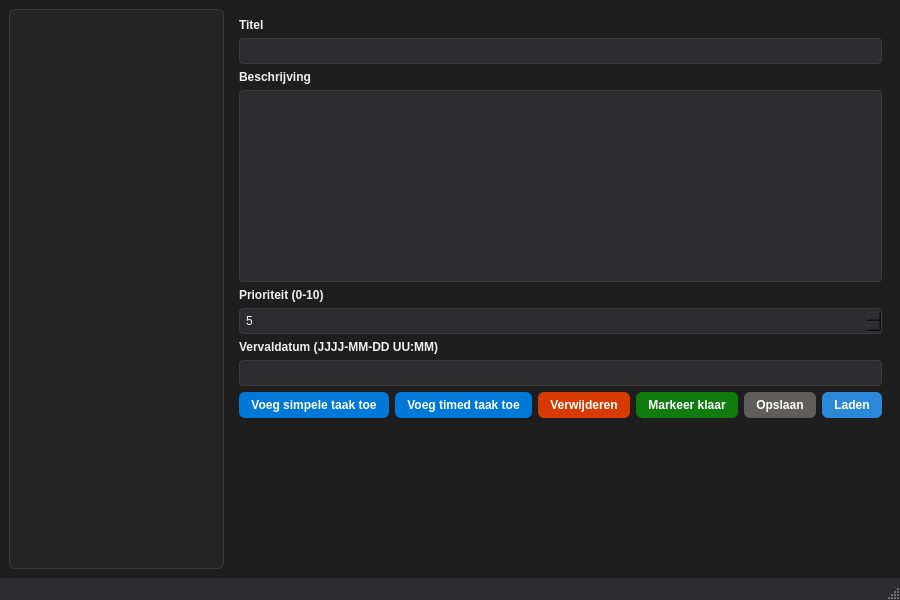
Above: src/MainWindow.ui from Ahmet090909/TaskManager before the change. Below: the same form after it.
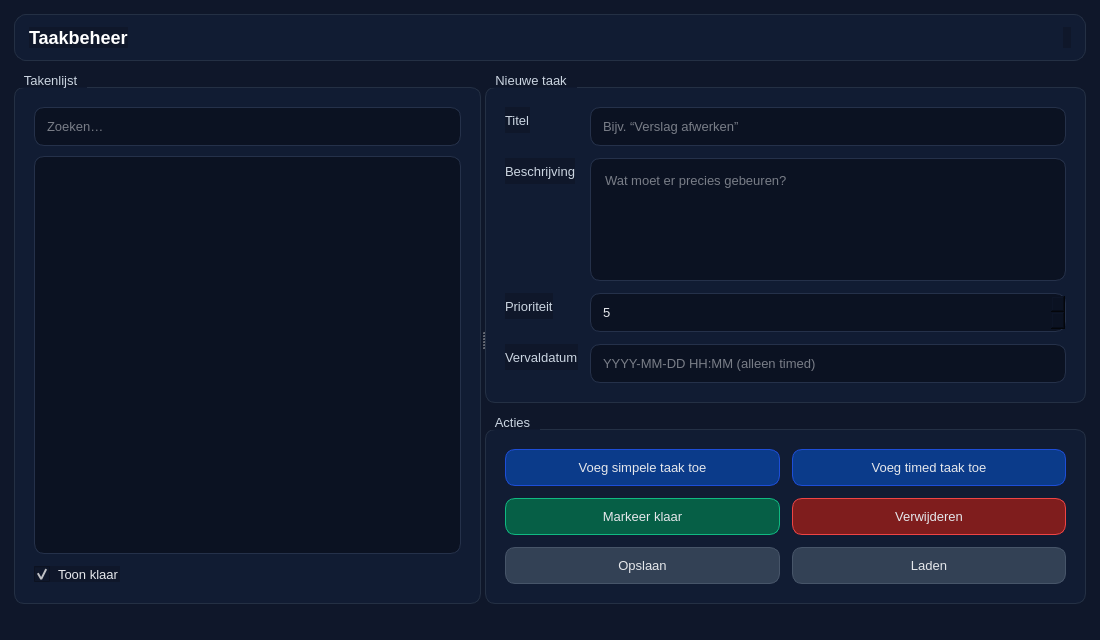
That is the form after the change.

Diff of the .ui file:
```diff
--- a/src/MainWindow.ui
+++ b/src/MainWindow.ui
@@ -6,8 +6,8 @@
    <rect>
     <x>0</x>
     <y>0</y>
-    <width>900</width>
-    <height>600</height>
+    <width>1100</width>
+    <height>640</height>
    </rect>
   </property>
   <property name="windowTitle">
@@ -15,53 +15,51 @@
   </property>
   <property name="styleSheet">
    <string notr="true">
-QMainWindow {
-    background-color: #1e1e1e;
-    color: #f0f0f0;
+QMainWindow, QWidget {
+  background: #0f172a;
+  color: #e5e7eb;
+  font-size: 13px;
 }
 
-/* Links: lijst met taken */
-QListWidget#taskListWidget {
-    background-color: #252526;
-    color: #f0f0f0;
-    border: 1px solid #3c3c3c;
-    border-radius: 6px;
-    padding: 4px;
+QGroupBox {
+  border: 1px solid #243044;
+  border-radius: 10px;
+  margin-top: 14px;
+  padding: 10px;
+  background: #111c33;
 }
-QListWidget#taskListWidget::item {
-    padding: 4px 6px;
+QGroupBox::title {
+  subcontrol-origin: margin;
+  subcontrol-position: top left;
+  padding: 0 8px;
+  color: #cbd5e1;
+  font-weight: 600;
 }
-QListWidget#taskListWidget::item:selected {
-    background-color: #0078d7;
-    color: white;
-}
 
-/* Labels */
-QLabel {
-    color: #f0f0f0;
-    font-weight: 500;
+QLineEdit, QTextEdit, QSpinBox, QListWidget {
+  background: #0b1222;
+  border: 1px solid #25314a;
+  border-radius: 10px;
+  padding: 10px;
+  selection-background-color: #2563eb;
 }
+QTextEdit { padding: 10px; }
+QSpinBox { padding-right: 30px; }
 
-/* Invoervelden rechts */
-QLineEdit, QTextEdit, QSpinBox {
-    background-color: #2d2d30;
-    color: #f0f0f0;
-    border: 1px solid #3c3c3c;
-    border-radius: 4px;
-    padding: 4px;
+QListWidget::item {
+  padding: 8px;
+  border-radius: 8px;
 }
-QTextEdit {
-    min-height: 80px;
+QListWidget::item:selected {
+  background: #1d4ed8;
+  color: #ffffff;
 }
 
-/* Knoppen algemeen */
 QPushButton {
-    background-color: #0078d7;
-    color: white;
-    border-radius: 6px;
-    padding: 6px 12px;
-    border: none;
-    font-weight: 500;
+  border: 1px solid #2b3a57;
+  border-radius: 10px;
+  padding: 10px 14px;
+  background: #0b1222;
 }
 QPushButton:hover {
     background-color: #1890ff;
@@ -70,85 +68,263 @@
     background-color: #005a9e;
 }
 
-/* Specifieke knoppen met eigen kleur */
-QPushButton#removeButton {
-    background-color: #d83b01;
-}
-QPushButton#removeButton:hover {
-    background-color: #f7630c;
-}
+QPushButton#addSimpleButton { background: #0b3b8a; border-color: #1d4ed8; }
+QPushButton#addTimedButton  { background: #0b3b8a; border-color: #1d4ed8; }
+QPushButton#markDoneButton  { background: #065f46; border-color: #10b981; }
+QPushButton#removeButton    { background: #7f1d1d; border-color: #ef4444; }
+QPushButton#saveButton      { background: #334155; border-color: #475569; }
+QPushButton#loadButton      { background: #334155; border-color: #475569; }
 
-QPushButton#markDoneButton {
-    background-color: #107c10;
+QLabel {
+  color: #cbd5e1;
 }
 QPushButton#markDoneButton:hover {
     background-color: #16a316;
 }
 
-QPushButton#saveButton {
-    background-color: #605e5c;
-}
-QPushButton#saveButton:hover {
-    background-color: #7a7574;
-}
-
-QPushButton#loadButton {
-    background-color: #2b88d8;
-}
-QPushButton#loadButton:hover {
-    background-color: #3aa0ff;
-}
-
-/* Menubalk en statusbalk */
-QMenuBar {
-    background-color: #2d2d30;
-    color: #f0f0f0;
-}
-QStatusBar {
-    background-color: #2d2d30;
-    color: #f0f0f0;
+QCheckBox { spacing: 8px; }
+QCheckBox::indicator {
+  width: 16px; height: 16px;
 }
    </string>
   </property>
+
   <widget class="QWidget" name="centralwidget">
-   <layout class="QHBoxLayout" name="horizontalLayout_main">
+   <layout class="QVBoxLayout" name="rootLayout">
+    <property name="leftMargin">
+     <number>14</number>
+    </property>
+    <property name="topMargin">
+     <number>14</number>
+    </property>
+    <property name="rightMargin">
+     <number>14</number>
+    </property>
+    <property name="bottomMargin">
+     <number>14</number>
+    </property>
+    <property name="spacing">
+     <number>12</number>
+    </property>
+
+    <!-- Header -->
     <item>
-     <widget class="QListWidget" name="taskListWidget"/>
-    </item>
+     <widget class="QFrame" name="headerCard">
+      <property name="styleSheet">
+       <string notr="true">
+QFrame#headerCard {
+  background: #111c33;
+  border: 1px solid #243044;
+  border-radius: 12px;
+}
+       </string>
+      </property>
+      <layout class="QHBoxLayout" name="headerLayout">
+       <property name="leftMargin">
+        <number>14</number>
+       </property>
+       <property name="topMargin">
+        <number>12</number>
+       </property>
+       <property name="rightMargin">
+        <number>14</number>
+       </property>
+       <property name="bottomMargin">
+        <number>12</number>
+       </property>
+
+       <item>
+        <widget class="QLabel" name="appTitle">
+         <property name="text">
+          <string>Taakbeheer</string>
+         </property>
+         <property name="styleSheet">
+          <string notr="true">
+QLabel#appTitle { font-size: 18px; font-weight: 700; color: #ffffff; }
+          </string>
+         </property>
+        </widget>
+       </item>
+
     <item>
-     <widget class="QWidget" name="rightPanel" native="true">
-      <layout class="QVBoxLayout" name="verticalLayout_right">
-       <!-- Titel -->
+        <spacer name="headerSpacer">
+         <property name="orientation">
+          <enum>Qt::Horizontal</enum>
+         </property>
+         <property name="sizeHint" stdset="0">
+          <size>
+           <width>40</width>
+           <height>20</height>
+          </size>
+         </property>
+        </spacer>
+       </item>
+
+       <item>s
+        <widget class="QLabel" name="hintLabel">
+         <property name="text">
+         </property>
+         <property name="styleSheet">
+          <string notr="true">
+QLabel#hintLabel { color: #94a3b8; }
+          </string>
+         </property>
+        </widget>
+       </item>
+
+      </layout>
+     </widget>
+    </item>
+
+    <!-- Main content -->
        <item>
+     <widget class="QSplitter" name="splitter">
+      <property name="orientation">
+       <enum>Qt::Horizontal</enum>
+      </property>
+
+      <!-- LEFT: Takenlijst -->
+      <widget class="QWidget" name="leftPane">
+       <layout class="QVBoxLayout" name="leftLayout">
+        <property name="spacing">
+         <number>10</number>
+        </property>
+        <item>
+         <widget class="QGroupBox" name="tasksGroup">
+          <property name="title">
+           <string>Takenlijst</string>
+          </property>
+          <layout class="QVBoxLayout" name="tasksLayout">
+           <property name="spacing">
+            <number>10</number>
+           </property>
+
+           <item>
+            <widget class="QLineEdit" name="searchEdit">
+             <property name="placeholderText">
+              <string>Zoeken…</string>
+             </property>
+             <property name="clearButtonEnabled">
+              <bool>true</bool>
+             </property>
+            </widget>
+           </item>
+
+           <item>
+            <widget class="QListWidget" name="taskListWidget">
+             <property name="minimumWidth">
+              <number>360</number>
+             </property>
+             <property name="alternatingRowColors">
+              <bool>true</bool>
+             </property>
+             <property name="selectionMode">
+              <enum>QAbstractItemView::SingleSelection</enum>
+             </property>
+            </widget>
+           </item>
+
+           <item>
+            <layout class="QHBoxLayout" name="tasksBottomRow">
+             <item>
+              <widget class="QCheckBox" name="showDoneCheck">
+               <property name="text">
+                <string>Toon klaar</string>
+               </property>
+               <property name="checked">
+                <bool>true</bool>
+               </property>
+              </widget>
+             </item>
+             <item>
+              <spacer name="tasksBottomSpacer">
+               <property name="orientation">
+                <enum>Qt::Horizontal</enum>
+               </property>
+               <property name="sizeHint" stdset="0">
+                <size>
+                 <width>40</width>
+                 <height>20</height>
+                </size>
+               </property>
+              </spacer>
+             </item>
+            </layout>
+           </item>
+
+          </layout>
+         </widget>
+        </item>
+       </layout>
+      </widget>
+
+      <!-- RIGHT: Invoer + acties -->
+      <widget class="QWidget" name="rightPane">
+       <layout class="QVBoxLayout" name="rightLayout">
+        <property name="spacing">
+         <number>12</number>
+        </property>
+
+        <item>
+         <widget class="QGroupBox" name="createGroup">
+          <property name="title">
+           <string>Nieuwe taak</string>
+          </property>
+          <layout class="QFormLayout" name="formLayout">
+           <property name="fieldGrowthPolicy">
+            <enum>QFormLayout::AllNonFixedFieldsGrow</enum>
+           </property>
+           <property name="horizontalSpacing">
+            <number>12</number>
+           </property>
+           <property name="verticalSpacing">
+            <number>12</number>
+           </property>
+
+           <item row="0" column="0">
         <widget class="QLabel" name="labelTitle">
          <property name="text">
           <string>Titel</string>
          </property>
         </widget>
        </item>
-       <item>
-        <widget class="QLineEdit" name="titleEdit"/>
-       </item>
-       <!-- Beschrijving -->
-       <item>
-        <widget class="QLabel" name="labelDescription">
+           <item row="0" column="1">
+            <widget class="QLineEdit" name="titleEdit">
+             <property name="placeholderText">
+              <string>Bijv. “Verslag afwerken”</string>
+             </property>
+             <property name="clearButtonEnabled">
+              <bool>true</bool>
+             </property>
+            </widget>
+           </item>
+
+           <item row="1" column="0">
+            <widget class="QLabel" name="labelDesc">
          <property name="text">
           <string>Beschrijving</string>
          </property>
         </widget>
        </item>
-       <item>
-        <widget class="QTextEdit" name="descriptionEdit"/>
-       </item>
-       <!-- Prioriteit -->
-       <item>
-        <widget class="QLabel" name="labelPriority">
+           <item row="1" column="1">
+            <widget class="QTextEdit" name="descriptionEdit">
+             <property name="minimumHeight">
+              <number>170</number>
+             </property>
+             <property name="placeholderText">
+              <string>Wat moet er precies gebeuren?</string>
+             </property>
+            </widget>
+           </item>
+
+           <item row="2" column="0">
+            <widget class="QLabel" name="labelPrio">
          <property name="text">
-          <string>Prioriteit (0-10)</string>
+              <string>Prioriteit</string>
          </property>
         </widget>
        </item>
-       <item>
+           <item row="2" column="1">
         <widget class="QSpinBox" name="prioritySpin">
          <property name="minimum">
           <number>0</number>
@@ -161,66 +337,114 @@
          </property>
         </widget>
        </item>
-       <!-- Vervaldatum -->
-       <item>
-        <widget class="QLabel" name="labelDueDate">
+
+           <item row="3" column="0">
+            <widget class="QLabel" name="labelDue">
          <property name="text">
-          <string>Vervaldatum (JJJJ-MM-DD UU:MM)</string>
+              <string>Vervaldatum</string>
          </property>
         </widget>
        </item>
-       <item>
-        <widget class="QLineEdit" name="dueDateEdit"/>
-       </item>
-       <!-- Knoppen -->
+           <item row="3" column="1">
+            <widget class="QLineEdit" name="dueDateEdit">
+             <property name="placeholderText">
+              <string>YYYY-MM-DD HH:MM (alleen timed)</string>
+             </property>
+             <property name="clearButtonEnabled">
+              <bool>true</bool>
+             </property>
+            </widget>
+           </item>
+
+          </layout>
+         </widget>
+        </item>
+
        <item>
-        <layout class="QHBoxLayout" name="horizontalLayout_buttons">
-         <item>
+         <widget class="QGroupBox" name="actionsGroup">
+          <property name="title">
+           <string>Acties</string>
+          </property>
+          <layout class="QGridLayout" name="actionsGrid">
+           <property name="horizontalSpacing">
+            <number>12</number>
+           </property>
+           <property name="verticalSpacing">
+            <number>12</number>
+           </property>
+
+           <item row="0" column="0">
           <widget class="QPushButton" name="addSimpleButton">
            <property name="text">
             <string>Voeg simpele taak toe</string>
            </property>
-          </widget>
-         </item>
-         <item>
+             <property name="minimumHeight">
+              <number>42</number>
+             </property>
+            </widget>
+           </item>
+
+           <item row="0" column="1">
           <widget class="QPushButton" name="addTimedButton">
            <property name="text">
             <string>Voeg timed taak toe</string>
            </property>
-          </widget>
-         </item>
-         <item>
-          <widget class="QPushButton" name="removeButton">
-           <property name="text">
-            <string>Verwijderen</string>
+             <property name="minimumHeight">
+              <number>42</number>
            </property>
           </widget>
          </item>
-         <item>
+
+           <item row="1" column="0">
           <widget class="QPushButton" name="markDoneButton">
            <property name="text">
             <string>Markeer klaar</string>
            </property>
-          </widget>
-         </item>
-         <item>
+             <property name="minimumHeight">
+              <number>42</number>
+             </property>
+            </widget>
+           </item>
+
+           <item row="1" column="1">
+            <widget class="QPushButton" name="removeButton">
+             <property name="text">
+              <string>Verwijderen</string>
+             </property>
+             <property name="minimumHeight">
+              <number>42</number>
+             </property>
+            </widget>
+           </item>
+
+           <item row="2" column="0">
           <widget class="QPushButton" name="saveButton">
            <property name="text">
             <string>Opslaan</string>
            </property>
-          </widget>
-         </item>
-         <item>
+             <property name="minimumHeight">
+              <number>42</number>
+             </property>
+            </widget>
+           </item>
+
+           <item row="2" column="1">
           <widget class="QPushButton" name="loadButton">
            <property name="text">
             <string>Laden</string>
            </property>
-          </widget>
-         </item>
-        </layout>
-       </item>
+             <property name="minimumHeight">
+              <number>42</number>
+             </property>
+            </widget>
+           </item>
+
+          </layout>
+         </widget>
+        </item>
+
        <item>
-        <spacer name="verticalSpacer">
+         <spacer name="rightSpacer">
          <property name="orientation">
           <enum>Qt::Vertical</enum>
          </property>
@@ -232,9 +456,13 @@
          </property>
         </spacer>
        </item>
-      </layout>
+
+       </layout>
+      </widget>
+
      </widget>
     </item>
+
    </layout>
   </widget>
   <widget class="QMenuBar" name="menubar">
```
Left out of the diff: 24 changed lines with no effect on the pictures. Lines whose indentation alone changed are shown as unchanged.
